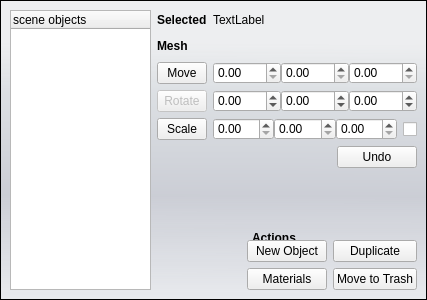
Before: the Qt Designer form bin/pymodules/editgui/editobject.ui in realXtend/tundra, drawn with Qt 5.
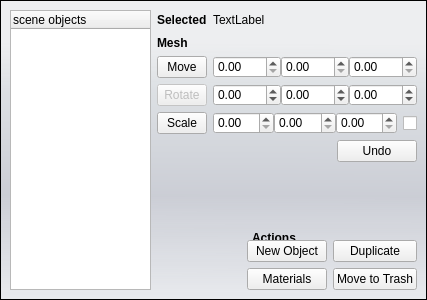
After: the same form once the commit is applied.

```diff
--- a/bin/pymodules/editgui/editobject.ui
+++ b/bin/pymodules/editgui/editobject.ui
@@ -173,19 +173,6 @@
             <item>
              <layout class="QVBoxLayout" name="bottomLayout"/>
             </item>
-            <item>
-             <spacer name="horizontalSpacer_2">
-              <property name="orientation">
-               <enum>Qt::Horizontal</enum>
-              </property>
-              <property name="sizeHint" stdset="0">
-               <size>
-                <width>40</width>
-                <height>20</height>
-               </size>
-              </property>
-             </spacer>
-            </item>
            </layout>
           </item>
           <item>
```
